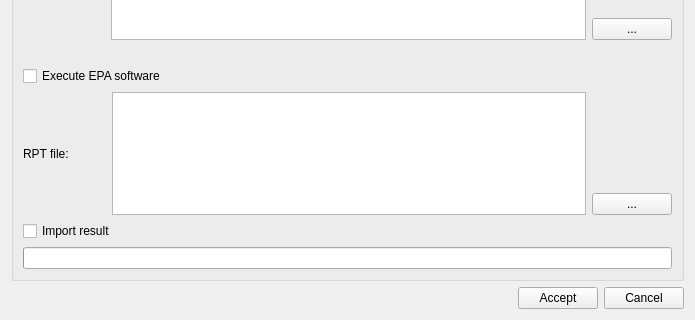
Old version of the form ui/file_manager.ui in the repository Giswater/giswater_qgis_plugin; both pictures show x 0 to 695 and y 267 to 587 of the 695 by 587 pixel window.
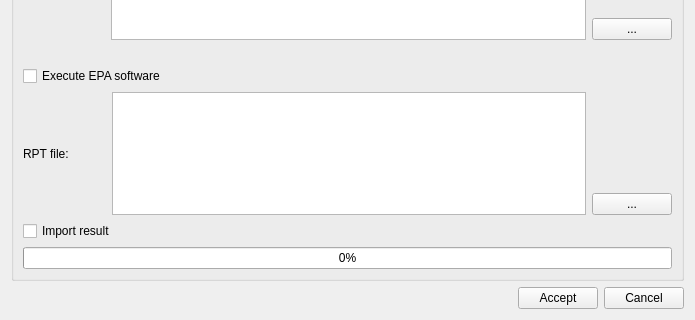
New version of the form.

Patch:
```diff
--- a/ui/file_manager.ui
+++ b/ui/file_manager.ui
@@ -311,7 +311,7 @@
            <number>0</number>
           </property>
           <property name="textVisible">
-           <bool>false</bool>
+           <bool>true</bool>
           </property>
           <property name="orientation">
            <enum>Qt::Horizontal</enum>
```
